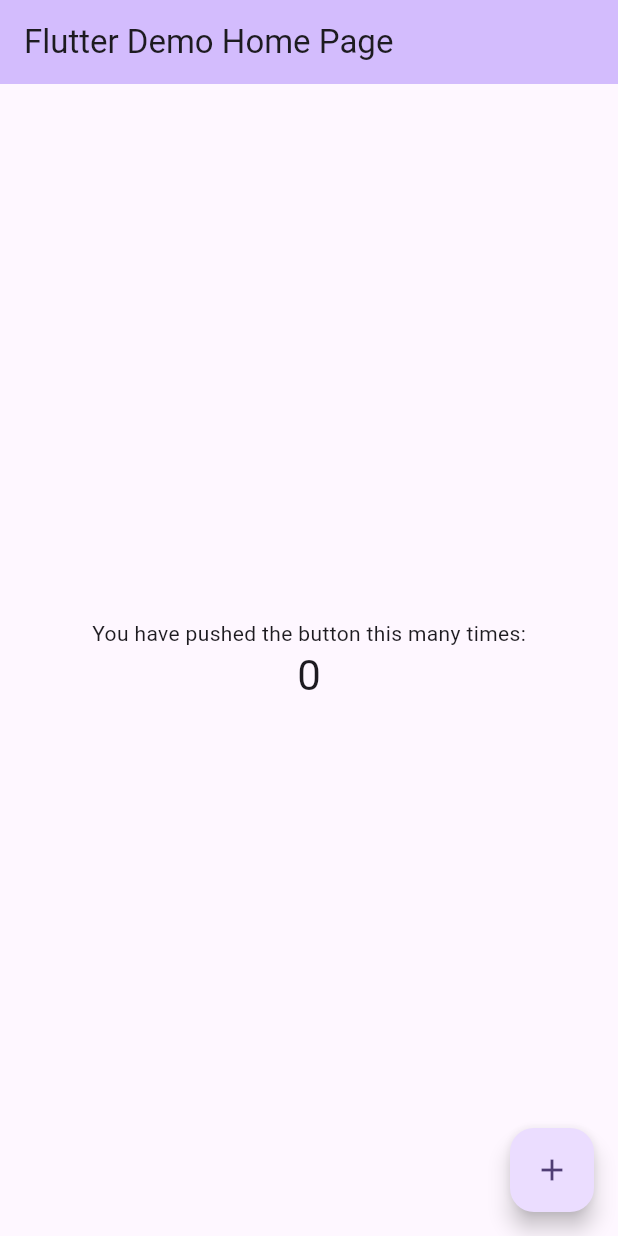
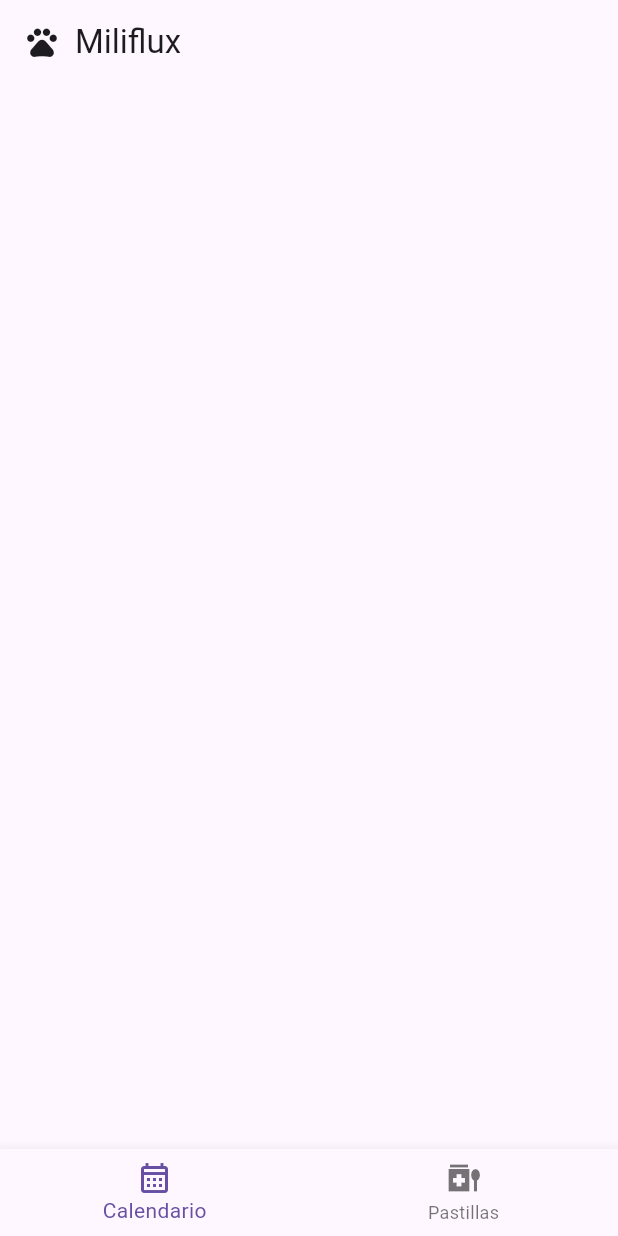
Before and after one commit to santiago-chica/miliflux, a Flutter app: the screen it shows after launch, on a phone screen of 412 x 824 dp. Run offline on Flutter 3.47's test engine with Material 3 defaults, Android fonts, the phone set to English and light mode, and no system bars.

Commit message:
Started web app

```diff
--- a/lib/main.dart
+++ b/lib/main.dart
@@ -1,122 +1,41 @@
 import 'package:flutter/material.dart';
 
-void main() {
-  runApp(const MyApp());
-}
+void main() => runApp(const Miliflux());
 
-class MyApp extends StatelessWidget {
-  const MyApp({super.key});
+class Miliflux extends StatelessWidget {
+  const Miliflux({super.key});
 
-  // This widget is the root of your application.
   @override
   Widget build(BuildContext context) {
     return MaterialApp(
-      title: 'Flutter Demo',
-      theme: ThemeData(
-        // This is the theme of your application.
-        //
-        // TRY THIS: Try running your application with "flutter run". You'll see
-        // the application has a purple toolbar. Then, without quitting the app,
-        // try changing the seedColor in the colorScheme below to Colors.green
-        // and then invoke "hot reload" (save your changes or press the "hot
-        // reload" button in a Flutter-supported IDE, or press "r" if you used
-        // the command line to start the app).
-        //
-        // Notice that the counter didn't reset back to zero; the application
-        // state is not lost during the reload. To reset the state, use hot
-        // restart instead.
-        //
-        // This works for code too, not just values: Most code changes can be
-        // tested with just a hot reload.
-        colorScheme: ColorScheme.fromSeed(seedColor: Colors.deepPurple),
-      ),
-      home: const MyHomePage(title: 'Flutter Demo Home Page'),
-    );
-  }
-}
-
-class MyHomePage extends StatefulWidget {
-  const MyHomePage({super.key, required this.title});
-
-  // This widget is the home page of your application. It is stateful, meaning
-  // that it has a State object (defined below) that contains fields that affect
-  // how it looks.
-
-  // This class is the configuration for the state. It holds the values (in this
-  // case the title) provided by the parent (in this case the App widget) and
-  // used by the build method of the State. Fields in a Widget subclass are
-  // always marked "final".
-
-  final String title;
-
-  @override
-  State<MyHomePage> createState() => _MyHomePageState();
-}
-
-class _MyHomePageState extends State<MyHomePage> {
-  int _counter = 0;
-
-  void _incrementCounter() {
-    setState(() {
-      // This call to setState tells the Flutter framework that something has
-      // changed in this State, which causes it to rerun the build method below
-      // so that the display can reflect the updated values. If we changed
-      // _counter without calling setState(), then the build method would not be
-      // called again, and so nothing would appear to happen.
-      _counter++;
-    });
-  }
-
-  @override
-  Widget build(BuildContext context) {
-    // This method is rerun every time setState is called, for instance as done
-    // by the _incrementCounter method above.
-    //
-    // The Flutter framework has been optimized to make rerunning build methods
-    // fast, so that you can just rebuild anything that needs updating rather
-    // than having to individually change instances of widgets.
-    return Scaffold(
-      appBar: AppBar(
-        // TRY THIS: Try changing the color here to a specific color (to
-        // Colors.amber, perhaps?) and trigger a hot reload to see the AppBar
-        // change color while the other colors stay the same.
-        backgroundColor: Theme.of(context).colorScheme.inversePrimary,
-        // Here we take the value from the MyHomePage object that was created by
-        // the App.build method, and use it to set our appbar title.
-        title: Text(widget.title),
-      ),
-      body: Center(
-        // Center is a layout widget. It takes a single child and positions it
-        // in the middle of the parent.
-        child: Column(
-          // Column is also a layout widget. It takes a list of children and
-          // arranges them vertically. By default, it sizes itself to fit its
-          // children horizontally, and tries to be as tall as its parent.
-          //
-          // Column has various properties to control how it sizes itself and
-          // how it positions its children. Here we use mainAxisAlignment to
-          // center the children vertically; the main axis here is the vertical
-          // axis because Columns are vertical (the cross axis would be
-          // horizontal).
-          //
-          // TRY THIS: Invoke "debug painting" (choose the "Toggle Debug Paint"
-          // action in the IDE, or press "p" in the console), to see the
-          // wireframe for each widget.
-          mainAxisAlignment: MainAxisAlignment.center,
-          children: <Widget>[
-            const Text('You have pushed the button this many times:'),
-            Text(
-              '$_counter',
-              style: Theme.of(context).textTheme.headlineMedium,
+      home: Scaffold(
+        appBar: AppBar(
+          title: Row(
+            children: [
+              Icon(Icons.pets),
+              SizedBox(
+                width: 10.0,
+              ),
+              Text("Miliflux")
+            ],
+          ),
+        ),
+        bottomNavigationBar: BottomNavigationBar(
+          items: [
+            BottomNavigationBarItem(
+              icon: const Icon(Icons.calendar_month_outlined),
+              label: "Calendario",
+              tooltip: "Mira las fechas por separado",
+            ),
+            BottomNavigationBarItem(
+              icon: const Icon(Icons.medication_liquid_outlined),
+              label: "Pastillas",
+              tooltip: "Configura las alarmas de las pastillas"
             ),
           ],
         ),
       ),
-      floatingActionButton: FloatingActionButton(
-        onPressed: _incrementCounter,
-        tooltip: 'Increment',
-        child: const Icon(Icons.add),
-      ), // This trailing comma makes auto-formatting nicer for build methods.
+      theme: ThemeData.light(),
     );
   }
 }
```
Also changed, not shown: 1 other file.
